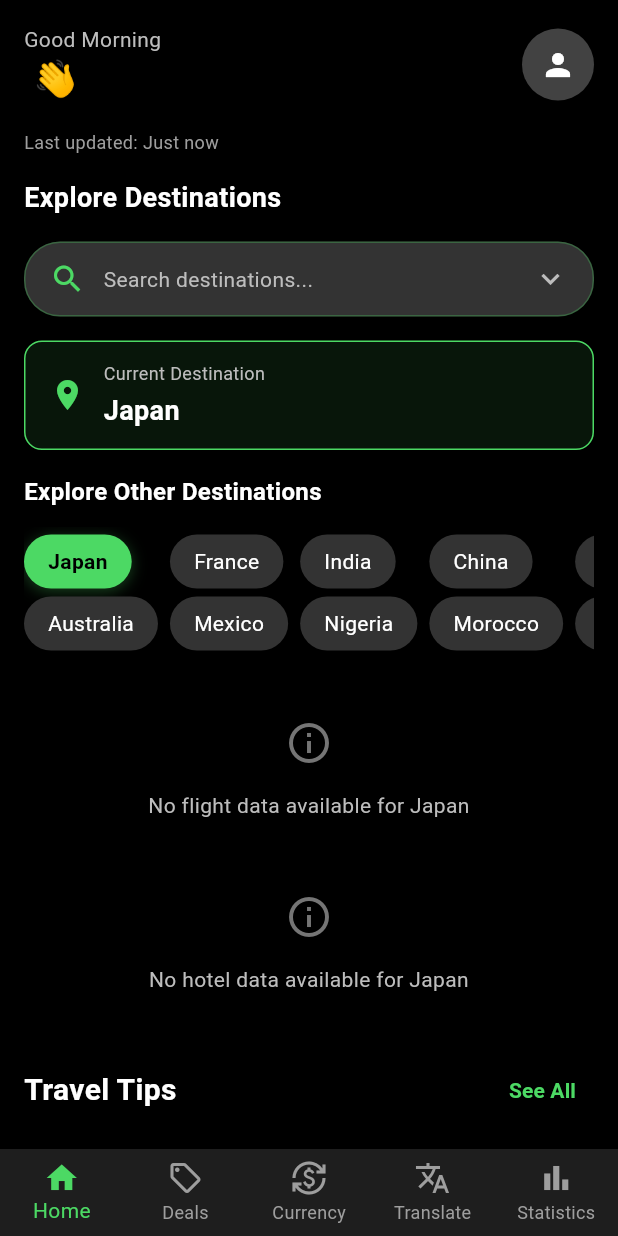
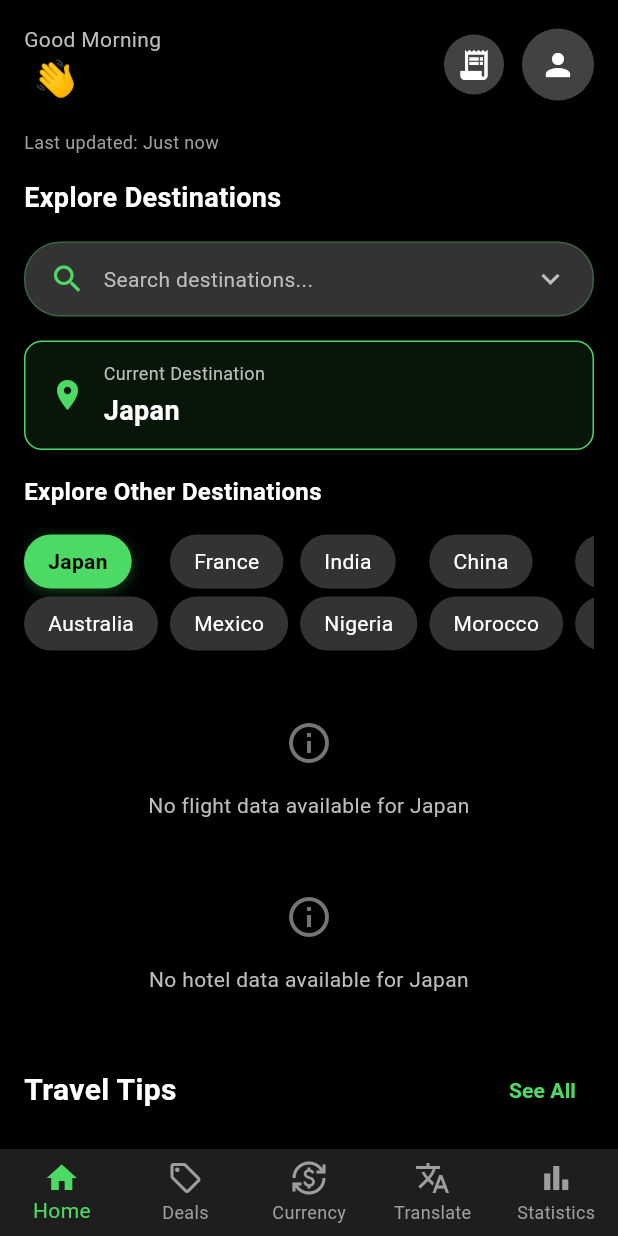
Before and after one commit to Tayaa01/Nomadly, a Flutter app: the HomePage screen opened by its route, on a phone screen of 412 x 824 dp. Run offline on Flutter 3.47's test engine with Material 3 defaults, Android fonts, the phone set to English and light mode, and no system bars; our stand-ins replace cached_network_image, dio, fl_chart, flutter_tts, geocoding, geolocator and 4 more; missing offline and left inert: dio_cache_interceptor, googleapis; accounts and stored records are empty; network calls fail.

Commit message:
boutton feature depense

```diff
--- a/lib/views/home_page.dart
+++ b/lib/views/home_page.dart
@@ -368,6 +368,27 @@ class _HomePageState extends State<HomePage> {
                               valueColor: AlwaysStoppedAnimation<Color>(Color(0xFF4CD964)),
                             ),
                           ),
+                        GestureDetector(
+                          onTap: () {
+                            Navigator.pushReplacementNamed(
+                              context,
+                              '/expense-tracker',
+                            );
+                          },
+                          child: Container(
+                            margin: const EdgeInsets.only(right: 12),
+                            padding: const EdgeInsets.all(8),
+                            decoration: BoxDecoration(
+                              color: Colors.grey[800],
+                              shape: BoxShape.circle,
+                            ),
+                            child: const Icon(
+                              Icons.receipt_long,
+                              color: Colors.white,
+                              size: 24,
+                            ),
+                          ),
+                        ),
                         GestureDetector(
                           onTap: () => Navigator.pushNamed(context, '/profile')
                               .then((_) => _loadData()), // Refresh after returning from profile
```
